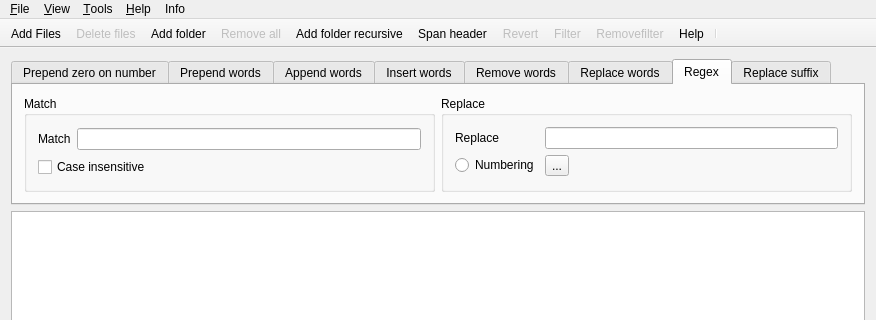
This is ui/MainWindow.ui in stereomatchingkiss/QRenamer as Qt 5 draws it before an edit; both pictures show x 0 to 876 and y 0 to 320 of the 876 by 474 pixel window. The edited form follows.
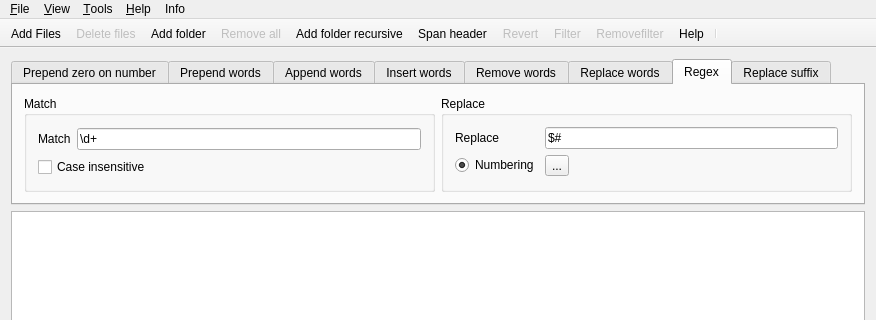
This is the edited form. The open tabs and pages were chosen to show the change. Icons and pictures are not drawn.

Commit message: add default regex

What changed in the file:
```diff
--- a/ui/MainWindow.ui
+++ b/ui/MainWindow.ui
@@ -312,7 +312,11 @@
             </widget>
            </item>
            <item row="0" column="1">
-            <widget class="QLineEdit" name="regexMatchlineEdit"/>
+            <widget class="QLineEdit" name="regexMatchlineEdit">
+             <property name="text">
+              <string>\d+</string>
+             </property>
+            </widget>
            </item>
            <item row="1" column="0" colspan="2">
             <widget class="QCheckBox" name="icaseCheckBox">
@@ -357,6 +361,9 @@
                <verstretch>0</verstretch>
               </sizepolicy>
              </property>
+             <property name="text">
+              <string>$#</string>
+             </property>
             </widget>
            </item>
            <item row="1" column="0">
@@ -364,6 +371,9 @@
              <property name="text">
               <string>Numbering</string>
              </property>
+             <property name="checked">
+              <bool>true</bool>
+             </property>
             </widget>
            </item>
            <item row="1" column="1" colspan="2">
```
Left out of the diff: 2 changed lines with no effect on the pictures.
